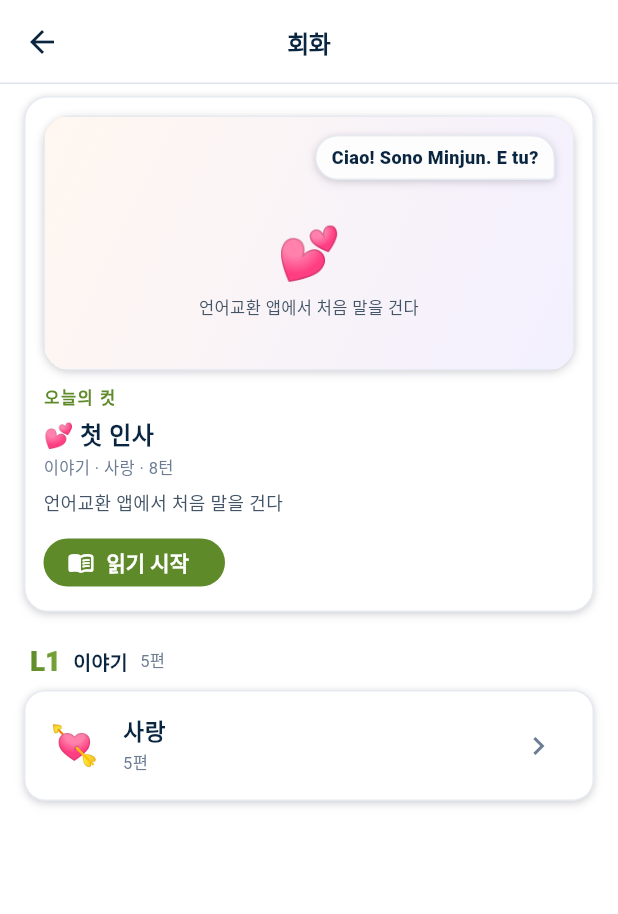
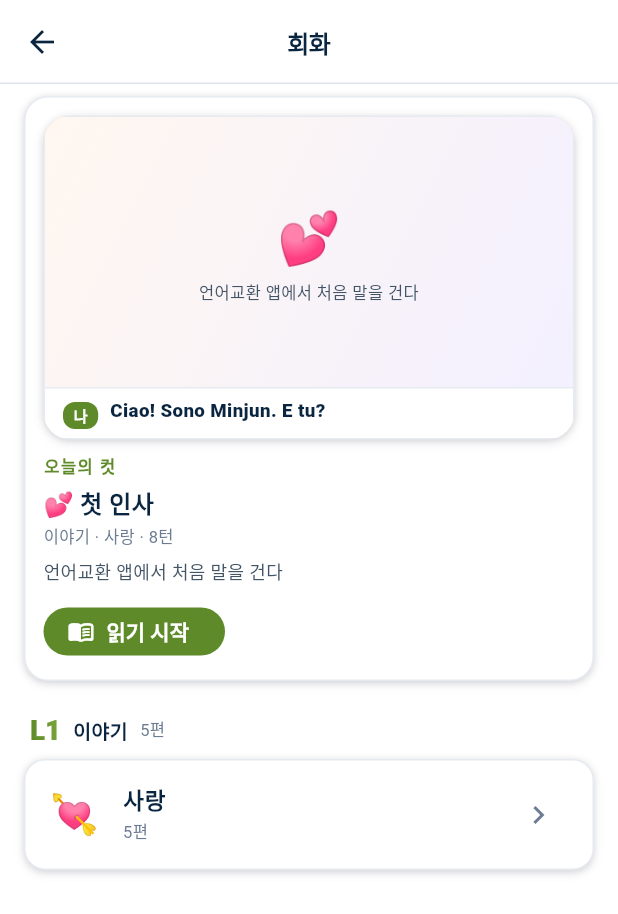
Before and after one commit to talkverselab/talkverse-it, a Flutter app: the DialogueHomeScreen screen opened directly, on a phone screen of 412 x 824 dp. Shown: the top 914 px of the screen. Run offline on Flutter 3.47's test engine with Material 3 defaults, Android fonts, the phone set to English and light mode, and no system bars; our stand-ins replace audioplayers, csv, drift, drift_flutter, flutter_secure_storage, flutter_tts and 5 more; missing offline and left inert: flutter_web_auth_2; accounts and stored records are empty; generated files the repository leaves out were written again; network calls fail; Roboto replaces fonts that are missing (Pretendard).

Commit message:
feat: 말풍선을 그림 아래 띠로(그림 안 덮음) · 그림 카드 앞면에 한국어 · 레마 칩 표시 · 이름 없으면 회화 열 때 이름·성별 묻기
- SceneCut: 오버레이 말풍선 삭제. 「오늘의 컷」은 그림 + 아래 _LineStrip(화자 이름표 + 한 줄), 리더 컷에는 띠도 없음(캡션이 문장)
- 카드 앞면 = 그림 + 한국어 뜻 크게 + 「이 말을 이탈리아어로 해 보세요」, 뒷면·리더 캡션 아래 LemmaChips
- learner_setup_dialog: 화자 A = 학습자인 회화를 열 때 이름이 비어 있으면 앱 켠 뒤 한 번 묻기(「나중에」 가능)
- l10n 사전(En·Ja·Zh) 새 문구, 아이패드 스크린샷 테스트(시작 로딩·오늘의 컷 띠·말풍선 없는 리더·카드 앞뒤·이름 창) + sync_card_test, 단위 테스트(레마·version.json)

Co-Authored-By: Claude Fable 5.1 <noreply@anthropic.com>
Claude-Session: https://claude.ai/code/session_01L4ogX7zQM7XAKkeGzdp598

```diff
--- a/lib/core/l10n_dict.dart
+++ b/lib/core/l10n_dict.dart
@@ -229,6 +229,20 @@ const Map<String, String> kDictEn = {
   '회화 턴 · 동사 · 단어 집계': 'Dialogue turns · verbs · words',
   '회화에서 불릴 이름': 'Name used in dialogues',
   '이탈리아어 · 입문 (A1)': 'Italian · Beginner (A1)', '낮 · 흰 바탕 · 올리브 #5E8A2A': 'Light · white · olive #5E8A2A',
+  '이 말을 이탈리아어로 해 보세요': 'Say this in Italian',
+  '문장 속 단어': 'Words in this line',
+  '단어장에 없는 말': 'not in the word list',
+  '그림 준비 중': 'Preparing pictures',
+  '처음 한 번만 그림을 내려받습니다. 다음부터는 바로 열립니다.': 'Pictures are downloaded once. Next time the app opens right away.',
+  '그림 {0}장 · 약 {1}MB': '{0} pictures · about {1}MB',
+  '나중에 — 앱 먼저 열기(뒤에서 계속 받음)': 'Later — open the app now (keeps downloading)',
+  '회화 속 「나」 이름': 'Your name in the dialogues',
+  '회화의 화자 「나」 이름으로 쓰입니다. 「나」 탭에서 언제든 바꿀 수 있어요.': 'Used as the name of “me” in the dialogues. You can change it any time in the Me tab.',
+  '이름 (예: 민준, Mina)': 'Name (e.g. Mina)',
+  '남': 'Male',
+  '여': 'Female',
+  '성별 = 「나」의 목소리와 그림': 'Gender sets the voice and picture of “me”',
+  '나중에': 'Later',
 };
 
 const Map<String, String> kDictJa = {
@@ -446,6 +460,20 @@ const Map<String, String> kDictJa = {
   '회화 턴 · 동사 · 단어 집계': '会話ターン · 動詞 · 単語の集計',
   '회화에서 불릴 이름': '会話で呼ばれる名前',
   '이탈리아어 · 입문 (A1)': 'イタリア語 · 入門 (A1)', '낮 · 흰 바탕 · 올리브 #5E8A2A': 'ライト · 白 · オリーブ #5E8A2A',
+  '이 말을 이탈리아어로 해 보세요': 'これをイタリア語で言ってみよう',
+  '문장 속 단어': '文の中の単語',
+  '단어장에 없는 말': '単語帳にない語',
+  '그림 준비 중': '画像を準備中',
+  '처음 한 번만 그림을 내려받습니다. 다음부터는 바로 열립니다.': '画像を初回だけダウンロードします。次回からはすぐ開きます。',
+  '그림 {0}장 · 약 {1}MB': '画像{0}枚 · 約{1}MB',
+  '나중에 — 앱 먼저 열기(뒤에서 계속 받음)': 'あとで — 先にアプリを開く（裏で続行）',
+  '회화 속 「나」 이름': '会話の「私」の名前',
+  '회화의 화자 「나」 이름으로 쓰입니다. 「나」 탭에서 언제든 바꿀 수 있어요.': '会話の話し手「私」の名前になります。「私」タブでいつでも変えられます。',
+  '이름 (예: 민준, Mina)': '名前（例: Mina）',
+  '남': '男',
+  '여': '女',
+  '성별 = 「나」의 목소리와 그림': '性別＝「私」の声と絵',
+  '나중에': 'あとで',
 };
 
 const Map<String, String> kDictZh = {
@@ -663,4 +691,18 @@ const Map<String, String> kDictZh = {
   '회화 턴 · 동사 · 단어 집계': '会话轮次 · 动词 · 单词统计',
   '회화에서 불릴 이름': '会话中使用的名字',
   '이탈리아어 · 입문 (A1)': '意大利语 · 入门 (A1)', '낮 · 흰 바탕 · 올리브 #5E8A2A': '浅色 · 白 · 橄榄绿 #5E8A2A',
+  '이 말을 이탈리아어로 해 보세요': '用意大利语说出这句话',
+  '문장 속 단어': '句中的单词',
+  '단어장에 없는 말': '单词本中没有',
+  '그림 준비 중': '正在准备图片',
+  '처음 한 번만 그림을 내려받습니다. 다음부터는 바로 열립니다.': '图片只下载一次，之后会直接打开。',
+  '그림 {0}장 · 약 {1}MB': '图片{0}张 · 约{1}MB',
+  '나중에 — 앱 먼저 열기(뒤에서 계속 받음)': '稍后——先打开应用（后台继续下载）',
+  '회화 속 「나」 이름': '会话中的「我」名字',
+  '회화의 화자 「나」 이름으로 쓰입니다. 「나」 탭에서 언제든 바꿀 수 있어요.': '用作会话中说话人「我」的名字。可随时在「我」标签中修改。',
+  '이름 (예: 민준, Mina)': '名字（例如 Mina）',
+  '남': '男',
+  '여': '女',
+  '성별 = 「나」의 목소리와 그림': '性别＝「我」的声音和图片',
+  '나중에': '稍后',
 };
--- a/lib/screens/dialogue_screen.dart
+++ b/lib/screens/dialogue_screen.dart
@@ -13,7 +13,7 @@ import 'dialogue_card_screen.dart';
 
 /// 회화 홈(주제 목록) → 편 목록 → 편 화면 — 일본어앱 시안 02 「만화책 읽기형」을 옮김(2026-11-03, 이 앱 시안 it-01).
 /// 지금 회화는 옛 L1 이야기 5편뿐(dialogue_service.dart). 맞춤 회화·왕초보/초보 전환은 새 회화 구조가 들어온 뒤.
-/// 아이패드: 홈 맨 위 「오늘의 컷」, 편 화면 = 왼쪽 대화 스크립트 + 오른쪽 큰 장면 컷(말풍선) + 하단 재생 컨트롤.
+/// 아이패드: 홈 맨 위 「오늘의 컷」(그림 + 아래 대사 띠), 편 화면 = 왼쪽 대화 스크립트 + 오른쪽 큰 장면 컷(말풍선 없음) + 하단 재생 컨트롤.
 /// 폰: 각 단계가 push, 재생은 전체 화면(컷 위·스크립트 아래).
 class DialogueHomeScreen extends StatefulWidget {
   const DialogueHomeScreen({super.key});
@@ -97,7 +97,7 @@ class TodayCutCard extends StatelessWidget {
     // 화면 폭이 아니라 이 카드가 놓인 칸의 폭으로 좌우/위아래를 고른다(아이패드 왼쪽 좁은 칸에서 말풍선이 잘리던 문제)
     return LayoutBuilder(builder: (context, c) {
       final side = wide && c.maxWidth >= 560;
-      final cut = SizedBox(height: side ? 180 : 170, child: SceneCut(dialogue: d, turn: t, bubble: true));
+      final cut = SizedBox(height: side ? 230 : 216, child: SceneCut(dialogue: d, turn: t, bubble: true)); // 그림 + 아래 대사 띠(2026-11-04)
       return Container(
       padding: const EdgeInsets.all(12),
       decoration: BoxDecoration(color: AppColors.washi, border: Border.all(color: AppColors.line), borderRadius: BorderRadius.circular(16), boxShadow: kCardShadow),
--- a/lib/widgets/episode_play_pane.dart
+++ b/lib/widgets/episode_play_pane.dart
@@ -9,16 +9,19 @@ import '../core/theme.dart';
 import '../screens/dialogue_card_screen.dart';
 import '../services/achievement_service.dart';
 import '../services/art_service.dart';
+import '../services/content_sync.dart';
 import '../services/dialogue_service.dart';
 import '../services/italian_hints.dart';
 import '../services/learner_prefs.dart';
 import '../services/tts_service.dart';
 import 'achievement_desk.dart';
 import 'italian_hint_widgets.dart';
+import 'learner_setup_dialog.dart';
+import 'lemma_chips.dart';
 
 /// 「모든 문장 듣기」 재생 패널 — 일본어앱 시안 02 「만화책 읽기형」을 옮김(2026-11-03, 이 앱 시안 `data/review/uxui/sian_it_01.md`).
 ///
-/// 장면 컷이 주인공. 칸 900 이상: 왼쪽 = 대화 스크립트 목록(번호·화자·이탈리아어·독음·한국어), 오른쪽 = 큰 장면 컷(말풍선) + 현재 문장 캡션.
+/// 장면 컷이 주인공. 칸 900 이상: 왼쪽 = 대화 스크립트 목록(번호·화자·이탈리아어·독음·한국어), 오른쪽 = 큰 장면 컷(말풍선 없음 — 아래 캡션이 문장) + 현재 문장 캡션 + 레마 칩.
 /// 900 미만(아이패드 세로 오른쪽 칸·폰): 장면 컷이 위(≈44%), 스크립트가 아래. 하단 고정 컨트롤 = ▶ 재생 · 진행 슬라이더 · 속도 · 자막(Italiano/독음/한국어).
 /// 컷 전환은 400ms 페이드. 그림: 장면 컷(uk /art/it/scene) → 턴 `art` → 문장 속 단어 그림 → 장면 카드.
 /// 이탈리아어 칸(동사 활용 표·성·수 점)은 데이터가 생기면 켜진다(`ItalianHints`) — 지금은 숨김.
@@ -55,7 +58,14 @@ class _EpisodePlayPaneState extends State<EpisodePlayPane> {
   void initState() {
     super.initState();
     ItalianHints.instance.ensureLoaded().then((_) => mounted ? setState(() {}) : null);
-    if (widget.autoPlay) WidgetsBinding.instance.addPostFrameCallback((_) => _play());
+    WidgetsBinding.instance.addPostFrameCallback((_) async {
+      if (!mounted) return;
+      // 화자 A = 학습자(또는 대사에 {name} 자리)인데 이름이 없으면 먼저 묻는다(앱 켠 뒤 한 번, 「나중에」 가능 — 2026-11-04)
+      final needName = widget.dialogue.speakers.containsKey(Dialogue.learner) || widget.dialogue.turns.any((t) => t.tl.contains('{name}'));
+      await ensureLearnerName(context, needed: needName);
+      if (mounted) setState(() {});
+      if (widget.autoPlay && mounted) _play();
+    });
   }
 
   /// 캡션의 동사를 누르면 활용 표를 펼친다(같은 동사를 다시 누르면 닫힘). 폰·좁은 칸은 아래 시트.
@@ -355,7 +365,7 @@ class _CutPanel extends StatelessWidget {
               Text(d.speakerName(turn.speaker), style: const TextStyle(fontSize: 11, color: AppColors.muted, fontWeight: FontWeight.w700)),
             ]),
           ),
-        Expanded(child: SceneCut(dialogue: d, turn: turn, bubble: true)),
+        Expanded(child: SceneCut(dialogue: d, turn: turn)), // 문장은 아래 _Caption 에(그림을 덮지 않음 — 2026-11-04)
         const SizedBox(height: 10),
         _Caption(d: d, turn: turn, showGloss: showGloss, showRd: showRd, showKo: showKo, showGender: showGender, onWord: onWord, onSpeak: onSpeak),
         if (verb != null) ...[
@@ -398,6 +408,7 @@ class _Caption extends StatelessWidget {
               if (showGloss && turn.gloss.isNotEmpty && turn.gloss != turn.tl) Text(turn.gloss, style: const TextStyle(fontSize: 12, color: AppColors.ai, fontWeight: FontWeight.w600)),
               if (showRd && turn.rd.isNotEmpty) Text(LearnerPrefs.fill(turn.rd, ko: true), style: const TextStyle(fontSize: 12.5, color: AppColors.muted)),
               if (showKo) Padding(padding: const EdgeInsets.only(top: 2), child: Text(LearnerPrefs.fill(turn.ko, ko: true), style: const TextStyle(fontSize: 13.5, color: AppColors.sumiLight, height: 1.35))),
+              if (turn.lemmas.isNotEmpty) Padding(padding: const EdgeInsets.only(top: 8), child: LemmaChips(turn: turn, compact: !wide)),
             ]),
           ),
           IconButton(onPressed: onSpeak, icon: const Icon(Icons.volume_up, color: AppColors.beni, size: 26)),
@@ -509,7 +520,7 @@ class _ControlBar extends StatelessWidget {
   }
 }
 
-/// 장면 컷: 장면 그림 → 단어 그림 → 장면 카드. 둥근 틀, 컷 전환 400ms 페이드, 말풍선(현재 대사) 오버레이.
+/// 장면 컷: 장면 그림 → 단어 그림 → 장면 카드. 둥근 틀, 컷 전환 400ms 페이드. `bubble` 이면 현재 대사를 그림 **아래 띠**로(그림을 덮지 않음 — 사용자 지시 2026-11-04, 오버레이 말풍선 금지).
 class SceneCut extends StatelessWidget {
   final Dialogue dialogue;
   final DialogueTurn turn;
@@ -539,17 +550,11 @@ class SceneCut extends StatelessWidget {
       future: _pick(),
       builder: (context, snap) {
         final p = snap.data;
-        return LayoutBuilder(builder: (context, c) => AnimatedSwitcher(
-          duration: const Duration(milliseconds: 400),
-          child: Container(
-            key: ValueKey('${turn.num}:${p?.url}'),
-            clipBehavior: Clip.antiAlias,
-            decoration: BoxDecoration(color: AppColors.washiDeep, border: Border.all(color: AppColors.line), borderRadius: BorderRadius.circular(18), boxShadow: kCardShadow),
-            child: Stack(fit: StackFit.expand, children: [
+        final pic = Stack(fit: StackFit.expand, children: [
           if (p == null)
             _SceneCard(dialogue: dialogue, turn: turn)
           else
-                Image.network(p.url, fit: p.word == null ? BoxFit.cover : BoxFit.contain, errorBuilder: (_, _, _) => _SceneCard(dialogue: dialogue, turn: turn)),
+            Image(image: artProvider(p.url), fit: p.word == null ? BoxFit.cover : BoxFit.contain, errorBuilder: (_, _, _) => _SceneCard(dialogue: dialogue, turn: turn)),
           if (p?.word != null)
             Positioned(
               left: 10,
@@ -560,14 +565,19 @@ class SceneCut extends StatelessWidget {
                 child: Text(p!.word!, style: const TextStyle(fontSize: 14, fontWeight: FontWeight.w800, color: AppColors.sumi)),
               ),
             ),
-              if (bubble)
-                Positioned(
-                  top: 12,
-                  left: me ? null : 12,
-                  right: me ? 12 : null,
-                  child: _SpeechBubble(text: LearnerPrefs.fill(turn.tl), tail: me ? _Tail.right : _Tail.left, maxWidth: c.maxWidth * 0.72, small: c.maxHeight < 220),
-                ),
-            ]),
+        ]);
+        return LayoutBuilder(builder: (context, c) => AnimatedSwitcher(
+          duration: const Duration(milliseconds: 400),
+          child: Container(
+            key: ValueKey('${turn.num}:${p?.url}'),
+            clipBehavior: Clip.antiAlias,
+            decoration: BoxDecoration(color: AppColors.washiDeep, border: Border.all(color: AppColors.line), borderRadius: BorderRadius.circular(18), boxShadow: kCardShadow),
+            child: bubble
+                ? Column(children: [
+                    Expanded(child: pic),
+                    _LineStrip(speaker: dialogue.speakerName(turn.speaker), me: me, text: LearnerPrefs.fill(turn.tl), small: c.maxHeight < 220),
+                  ])
+                : pic,
           ),
         ));
       },
@@ -575,32 +585,27 @@ class SceneCut extends StatelessWidget {
   }
 }
 
-enum _Tail { left, right }
-
-class _SpeechBubble extends StatelessWidget {
+/// 그림 아래 대사 띠 — 화자 이름표(학습자 = 포인트색) + 한 줄. 그림을 덮지 않는다.
+class _LineStrip extends StatelessWidget {
+  final String speaker;
+  final bool me;
   final String text;
-  final _Tail tail;
-  final double maxWidth;
   final bool small;
-  const _SpeechBubble({required this.text, required this.tail, required this.maxWidth, this.small = false});
+  const _LineStrip({required this.speaker, required this.me, required this.text, this.small = false});
   @override
-  Widget build(BuildContext context) => ConstrainedBox(
-        constraints: BoxConstraints(maxWidth: maxWidth.clamp(120, 360)),
-        child: Container(
-          padding: EdgeInsets.fromLTRB(small ? 10 : 14, small ? 6 : 10, small ? 10 : 14, small ? 6 : 10),
-          decoration: BoxDecoration(
-            color: AppColors.washi.withValues(alpha: 0.96),
-            border: Border.all(color: AppColors.line),
-            borderRadius: BorderRadius.only(
-              topLeft: const Radius.circular(18),
-              topRight: const Radius.circular(18),
-              bottomLeft: Radius.circular(tail == _Tail.left ? 4 : 18),
-              bottomRight: Radius.circular(tail == _Tail.right ? 4 : 18),
+  Widget build(BuildContext context) => Container(
+        width: double.infinity,
+        padding: EdgeInsets.fromLTRB(12, small ? 6 : 8, 12, small ? 6 : 8),
+        decoration: const BoxDecoration(color: AppColors.washi, border: Border(top: BorderSide(color: AppColors.line))),
+        child: Row(crossAxisAlignment: CrossAxisAlignment.start, children: [
+          Container(
+            margin: const EdgeInsets.only(top: 3, right: 8),
+            padding: const EdgeInsets.symmetric(horizontal: 7, vertical: 2),
+            decoration: BoxDecoration(color: me ? AppColors.beni : AppColors.ai, borderRadius: BorderRadius.circular(8)),
+            child: Text(speaker, style: const TextStyle(fontSize: 10, fontWeight: FontWeight.w800, color: Colors.white)),
           ),
-            boxShadow: kCardShadow,
-          ),
-          child: Text(text, maxLines: small ? 2 : 4, overflow: TextOverflow.ellipsis, style: TextStyle(fontSize: small ? 12 : 15, fontWeight: FontWeight.w800, color: AppColors.sumi, height: 1.35)),
-        ),
+          Expanded(child: Text(text, maxLines: small ? 2 : 3, overflow: TextOverflow.ellipsis, style: TextStyle(fontSize: small ? 12.5 : 15, fontWeight: FontWeight.w800, color: AppColors.sumi, height: 1.35))),
+        ]),
       );
 }
 
@@ -622,7 +627,7 @@ class _SceneCard extends StatelessWidget {
       final small = c.maxHeight < 220; // 홈 「오늘의 컷」 같은 작은 틀
       return Container(
         decoration: const BoxDecoration(gradient: LinearGradient(colors: [Color(0xFFFFF7F0), Color(0xFFF3F0FF)], begin: Alignment.topLeft, end: Alignment.bottomRight)),
-        padding: EdgeInsets.fromLTRB(14, small ? 44 : 18, 14, 10),
+        padding: EdgeInsets.fromLTRB(14, small ? 12 : 18, 14, 10),
         child: Column(mainAxisAlignment: MainAxisAlignment.center, children: [
           Text(dialogue.emoji, style: TextStyle(fontSize: small ? 34 : 56)),
           SizedBox(height: small ? 4 : 10),
```
Also changed, not shown: lib/screens/dialogue_card_screen.dart (+14 -4 lines), lib/widgets/learner_setup_dialog.dart (added, +51 -0 lines), 3 other files. Lines whose indentation alone changed are shown as unchanged.
